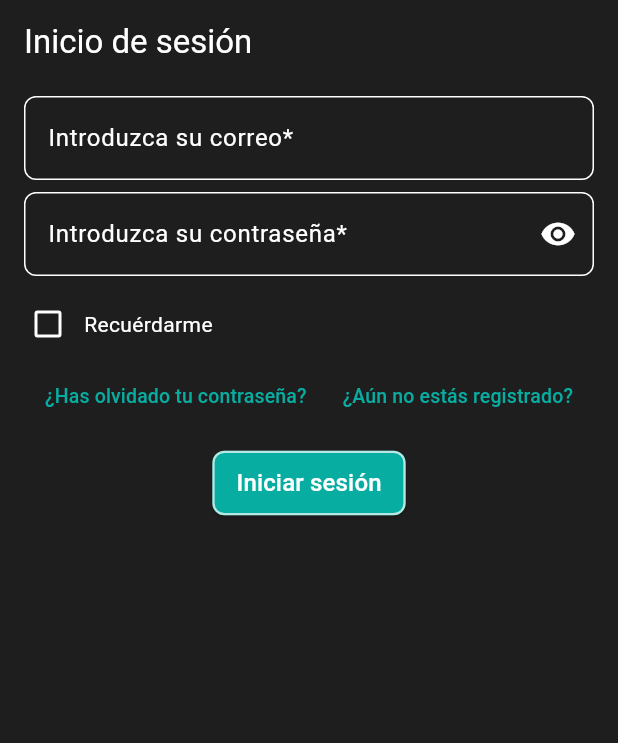
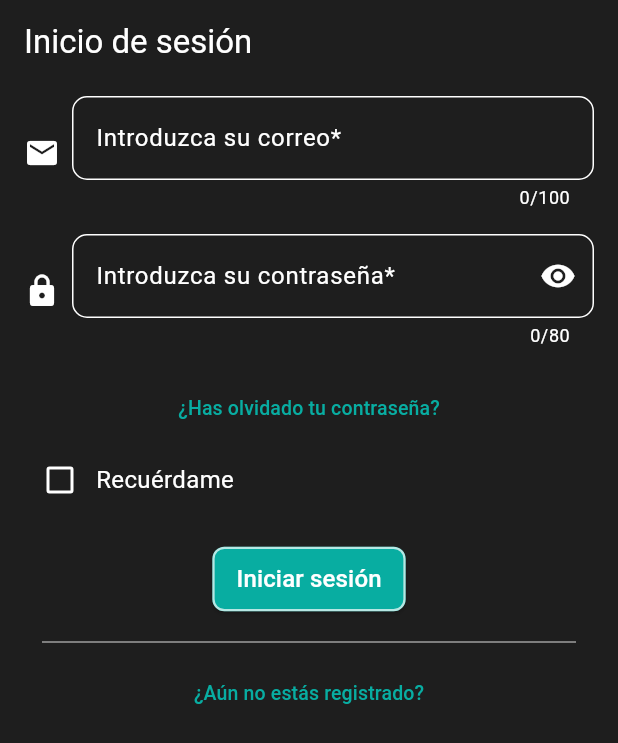
Before and after one commit to Serter998/CarSeek, a Flutter app: the screen it shows after launch, after a tap on "¿Has olvidado tu contraseña?", after a tap on "Volver al Inicio de Sesión", on a phone screen of 412 x 824 dp. Shown: the top 743 px of the screen. Run offline on Flutter 3.47's test engine with Material 3 defaults, Android fonts, the phone set to English and light mode, and no system bars; our stand-ins replace dartz, flutter_bloc, flutter_dotenv, flutter_secure_storage, get_it, supabase_flutter; accounts and stored records are empty.

Commit message:
Correccion errores en recordar y agrego de diseño y optimizacion

```diff
--- /dev/null
+++ b/devtools_options.yaml
@@ -0,0 +1,3 @@
+description: This file stores settings for Dart & Flutter DevTools.
+documentation: https://docs.flutter.dev/tools/devtools/extensions#configure-extension-enablement-states
+extensions:
--- /dev/null
+++ b/lib/core/themes/dividers_styles.dart
@@ -0,0 +1,11 @@
+import 'package:flutter/material.dart';
+
+class DividersStyles {
+  static final dividerGray = Divider(
+    color: Colors.grey, // color de la línea
+    height: 20, // espacio vertical alrededor del divisor
+    thickness: 1, // grosor de la línea
+    indent: 20, // margen izquierdo
+    endIndent: 20, // margen derecho
+  );
+}
--- a/lib/core/themes/text_styles.dart
+++ b/lib/core/themes/text_styles.dart
@@ -2,4 +2,5 @@ import 'package:flutter/material.dart';
 
 class TextStyles {
   static const TextStyle errorText = TextStyle(fontSize: 18);
+  static const TextStyle defaultText = TextStyle(fontSize: 16);
 }
--- a/lib/features/auth/presentation/screens/auth_screen.dart
+++ b/lib/features/auth/presentation/screens/auth_screen.dart
@@ -25,6 +25,7 @@ class AuthScreen extends StatelessWidget {
       authBloc.add(OnCheckUserLoginEvent());
     });
     return Scaffold(
+      resizeToAvoidBottomInset: true,
       appBar: AppBar(
         title: BlocBuilder<AuthBloc, AuthState>(
           builder: (context, state) {
--- a/lib/features/auth/presentation/screens/forgot_password_screen.dart
+++ b/lib/features/auth/presentation/screens/forgot_password_screen.dart
@@ -1,3 +1,5 @@
+import 'package:car_seek/core/themes/dividers_styles.dart';
+import 'package:car_seek/core/themes/text_styles.dart';
 import 'package:flutter/material.dart';
 import 'package:car_seek/features/auth/presentation/blocs/auth_bloc.dart';
 import 'package:car_seek/features/auth/presentation/widgets/action_button.dart';
@@ -26,23 +28,21 @@ class _ForgotPasswordScreenState extends State<ForgotPasswordScreen> {
           mainAxisAlignment: MainAxisAlignment.start,
           children: [
             Padding(
-              padding: const EdgeInsets.only(left: 8.0),
+              padding: const EdgeInsets.only(bottom: 16),
               child: Text(
                 "Introduce tu correo electrónico para restablecer tu contraseña",
-                style: TextStyle(
-                  fontSize: 19,
-                  color: Colors.white,
-                  fontWeight: FontWeight.normal,
-                ),
+                style: TextStyles.defaultText,
                 textAlign: TextAlign.left,
               ),
             ),
-            const SizedBox(height: 20),
             InputText(
               placeholder: "Correo electrónico*",
+              icon: Icon(Icons.mail),
               controller: emailController,
+              toolTip: null,
+              isPassword: false,
+              longitudMax: 100,
             ),
-            const SizedBox(height: 20),
             ActionButton(
               function: () {
                 final email = emailController.text.trim();
@@ -65,17 +65,12 @@ class _ForgotPasswordScreenState extends State<ForgotPasswordScreen> {
               },
               text: "Enviar enlace de restablecimiento",
             ),
-            const SizedBox(height: 20),
-            Row(
-              mainAxisAlignment: MainAxisAlignment.center,
-              children: [
-                RedirectTextButton(
-                  function: () {
-                    context.read<AuthBloc>().add(OnNavigateToLoginEvent());
-                  },
-                  text: "Volver al Inicio de Sesión",
-                ),
-              ],
+            DividersStyles.dividerGray,
+            RedirectTextButton(
+              function: () {
+                context.read<AuthBloc>().add(OnLoadCredentialsEvent());
+              },
+              text: "Volver al Inicio de Sesión",
             ),
           ],
         ),
--- a/lib/features/auth/presentation/screens/login_screen.dart
+++ b/lib/features/auth/presentation/screens/login_screen.dart
@@ -1,4 +1,4 @@
-import 'package:car_seek/features/auth/domain/use_cases/load_credentials_usecase.dart';
+import 'package:car_seek/core/themes/dividers_styles.dart';
 import 'package:flutter/material.dart';
 import 'package:flutter_bloc/flutter_bloc.dart';
 import 'package:car_seek/features/auth/presentation/blocs/auth_bloc.dart';
@@ -6,7 +6,6 @@ import 'package:car_seek/features/auth/presentation/widgets/action_button.dart';
 import 'package:car_seek/features/auth/presentation/widgets/custom_snack_bar.dart';
 import 'package:car_seek/features/auth/presentation/widgets/redirect_text_button.dart';
 import 'package:car_seek/features/auth/presentation/widgets/text_fields.dart';
-import 'package:car_seek/features/auth/presentation/widgets/password_input_text.dart';
 import 'package:car_seek/features/auth/presentation/widgets/remember_checkbox.dart';
 
 
@@ -58,16 +57,31 @@ class _LoginScreenState extends State<LoginScreen> {
   Widget build(BuildContext context) {
     return Padding(
       padding: const EdgeInsets.all(8.0),
+      child: SingleChildScrollView(
         child: Column(
           crossAxisAlignment: CrossAxisAlignment.center,
           children: [
             InputText(
               placeholder: "Introduzca su correo*",
+              icon: Icon(Icons.mail),
               controller: emailController,
+              toolTip: null,
+              isPassword: false,
+              longitudMax: 100,
             ),
-          PasswordInputText(
+            InputText(
               placeholder: "Introduzca su contraseña*",
+              icon: Icon(Icons.lock),
               controller: passwordController,
+              toolTip: null,
+              isPassword: true,
+              longitudMax: 80,
+            ),
+            RedirectTextButton(
+              function: () {
+                context.read<AuthBloc>().add(OnNavigateToForgotPasswordEvent());
+              },
+              text: "¿Has olvidado tu contraseña?",
             ),
             RememberMeCheckbox(
               value: rememberMe,
@@ -77,15 +91,12 @@ class _LoginScreenState extends State<LoginScreen> {
                 });
               },
             ),
-          Row(
-            mainAxisAlignment: MainAxisAlignment.center,
-            children: [
-              RedirectTextButton(
-                function: () {
-                  context.read<AuthBloc>().add(OnNavigateToForgotPasswordEvent());
-                },
-                text: "¿Has olvidado tu contraseña?",
+            const SizedBox(height: 10),
+            ActionButton(
+              function: () => _handleLogin(context),
+              text: "Iniciar sesión",
             ),
+            DividersStyles.dividerGray,
             RedirectTextButton(
               function: () {
                 context.read<AuthBloc>().add(OnNavigateToRegisterEvent());
@@ -94,12 +105,6 @@ class _LoginScreenState extends State<LoginScreen> {
             ),
           ],
         ),
-          const SizedBox(height: 10),
-          ActionButton(
-            function: () => _handleLogin(context),
-            text: "Iniciar sesión",
-          ),
-        ],
       ),
     );
   }
--- a/lib/features/auth/presentation/widgets/action_button.dart
+++ b/lib/features/auth/presentation/widgets/action_button.dart
@@ -13,7 +13,9 @@ class ActionButton extends StatefulWidget {
 class _ActionButtonState extends State<ActionButton> {
   @override
   Widget build(BuildContext context) {
-    return ElevatedButton(
+    return Padding(
+      padding: const EdgeInsets.only(bottom: 8.0),
+      child: ElevatedButton(
         onPressed: widget.function ?? () {},
         style: ElevatedButton.styleFrom(
           backgroundColor: Theme.of(context).colorScheme.primary,
@@ -28,6 +30,7 @@ class _ActionButtonState extends State<ActionButton> {
           ),
         ),
         child: Text(widget.text, style: const TextStyle(fontSize: 16)),
+      ),
     );
   }
 }
--- a/lib/features/auth/presentation/widgets/password_input_text.dart
+++ /dev/null
@@ -1,44 +0,0 @@
-import 'package:flutter/material.dart';
-
-class PasswordInputText extends StatefulWidget {
-  final String placeholder;
-  final TextEditingController? controller;
-
-  const PasswordInputText({
-    super.key,
-    required this.placeholder,
-    required this.controller,
-  });
-
-  @override
-  State<PasswordInputText> createState() => _PasswordInputTextState();
-}
-
-class _PasswordInputTextState extends State<PasswordInputText> {
-  bool _isPasswordVisible = false;
-
-  @override
-  Widget build(BuildContext context) {
-    return Padding(
-      padding: const EdgeInsets.only(bottom: 8, right: 8, left: 8),
-      child: TextField(
-        controller: widget.controller,
-        obscureText: !_isPasswordVisible,
-        decoration: InputDecoration(
-          hintText: widget.placeholder,
-          border: OutlineInputBorder(borderRadius: BorderRadius.circular(8)),
-          suffixIcon: IconButton(
-            icon: Icon(
-              _isPasswordVisible ? Icons.visibility_off : Icons.visibility,
-            ),
-            onPressed: () {
-              setState(() {
-                _isPasswordVisible = !_isPasswordVisible;
-              });
-            },
-          ),
-        ),
-      ),
-    );
-  }
-}
--- a/lib/features/auth/presentation/widgets/remember_checkbox.dart
+++ b/lib/features/auth/presentation/widgets/remember_checkbox.dart
@@ -1,3 +1,4 @@
+import 'package:car_seek/core/themes/text_styles.dart';
 import 'package:flutter/material.dart';
 
 class RememberMeCheckbox extends StatelessWidget {
@@ -9,19 +10,22 @@ class RememberMeCheckbox extends StatelessWidget {
     super.key,
     required this.value,
     required this.onChanged,
-    this.label = "Recuérdarme",
+    this.label = "Recuérdame",
   });
 
   @override
   Widget build(BuildContext context) {
-    return Row(
+    return Padding(
+      padding: const EdgeInsets.only(bottom: 8, right: 8, left: 8),
+      child: Row(
         children: [
           Checkbox(
             value: value,
             onChanged: onChanged,
           ),
-        Text(label),
+          Text(label, style: TextStyles.defaultText,),
         ],
+      ),
     );
   }
 }
--- a/lib/features/auth/presentation/widgets/text_fields.dart
+++ b/lib/features/auth/presentation/widgets/text_fields.dart
@@ -2,28 +2,174 @@ import 'package:flutter/material.dart';
 
 class InputText extends StatefulWidget {
   final String placeholder;
+  final Icon icon;
   final TextEditingController? controller;
+  final String? toolTip;
+  final bool isPassword;
+  final int? longitudMax;
 
   const InputText({
     super.key,
     required this.placeholder,
     required this.controller,
+    required this.icon,
+    required this.toolTip,
+    required this.isPassword,
+    required this.longitudMax,
   });
 
   @override
   State<InputText> createState() => _InputTextState();
 }
 
-class _InputTextState extends State<InputText> {
+class _InputTextState extends State<InputText>
+    with SingleTickerProviderStateMixin {
+  late FocusNode _focusNode;
+  OverlayEntry? _tooltipOverlay;
+  late AnimationController _animationController;
+  late Animation<double> _fadeAnimation;
+  bool _isPasswordVisible = false;
+
+  @override
+  void initState() {
+    super.initState();
+    _focusNode = FocusNode();
+
+    _focusNode.addListener(() {
+      if (_focusNode.hasFocus) {
+        _showTooltip(context);
+      } else {
+        _hideTooltip();
+      }
+    });
+
+    _animationController = AnimationController(
+      vsync: this,
+      duration: const Duration(milliseconds: 250),
+    );
+
+    _fadeAnimation = CurvedAnimation(
+      parent: _animationController,
+      curve: Curves.easeInOut,
+    );
+  }
+
+  @override
+  void dispose() {
+    _focusNode.dispose();
+    _animationController.dispose();
+    _tooltipOverlay?.remove();
+    super.dispose();
+  }
+
+  void _showTooltip(BuildContext context) {
+    final overlay = Overlay.of(context);
+    final renderBox = context.findRenderObject() as RenderBox?;
+    final offset = renderBox?.localToGlobal(Offset.zero) ?? Offset.zero;
+
+    _tooltipOverlay = OverlayEntry(
+      builder: (context) =>
+          GestureDetector(
+            behavior: HitTestBehavior.translucent,
+            onTap: () {
+              _focusNode.unfocus(); // Cierra el tooltip al hacer tap fuera
+            },
+            child: Stack(
+              children: [
+                Positioned(
+                  left: offset.dx + 40,
+                  top: offset.dy - 50,
+                  child: FadeTransition(
+                    opacity: _fadeAnimation,
+                    child: Material(
+                      color: Colors.transparent,
+                      child: Container(
+                        padding: const EdgeInsets.symmetric(
+                            horizontal: 14, vertical: 10),
+                        decoration: BoxDecoration(
+                          color: Color.fromARGB(245, 7, 179, 167),
+                          borderRadius: BorderRadius.circular(12),
+                          boxShadow: [
+                            BoxShadow(
+                              color: Colors.black26,
+                              blurRadius: 12,
+                              offset: const Offset(0, 6),
+                            ),
+                          ],
+                        ),
+                        child: Text(
+                          widget.toolTip ?? "",
+                          style: TextStyle(
+                            color: Colors.white,
+                            fontSize: 14,
+                            fontWeight: FontWeight.w600,
+                            letterSpacing: 0.3,
+                          ),
+                        ),
+                      ),
+                    ),
+                  ),
+                ),
+              ],
+            ),
+          ),
+    );
+
+    overlay.insert(_tooltipOverlay!);
+    _animationController.forward();
+  }
+
+  void _hideTooltip() async {
+    await _animationController.reverse();
+    _tooltipOverlay?.remove();
+    _tooltipOverlay = null;
+  }
+
   @override
   Widget build(BuildContext context) {
-    return Padding(
-      padding: const EdgeInsets.only(bottom: 8, right: 8, left: 8),
-      child: TextField(
-        controller: widget.controller,
-        decoration: InputDecoration(
-          hintText: widget.placeholder,
-          border: OutlineInputBorder(borderRadius: BorderRadius.circular(8)),
+    if (!widget.isPassword) {
+      _isPasswordVisible = true;
+    }
+
+    return GestureDetector(
+      behavior: HitTestBehavior.opaque,
+      onTap: () {
+        _focusNode.unfocus();
+      },
+      child: Padding(
+        padding: const EdgeInsets.only(bottom: 16, right: 8, left: 8),
+        child: Row(
+          children: [
+            Padding(
+              padding: const EdgeInsets.only(right: 8),
+              child: widget.icon,
+            ),
+            Expanded(
+              child: TextField(
+                controller: widget.controller,
+                focusNode: widget.toolTip != null ? _focusNode : null,
+                obscureText: !_isPasswordVisible,
+                maxLength: widget.longitudMax,
+                decoration: InputDecoration(
+                  hintText: widget.placeholder,
+                  border: OutlineInputBorder(
+                    borderRadius: BorderRadius.circular(10),
+                  ),
+                  suffixIcon: widget.isPassword ? IconButton(
+                    icon: Icon(
+                      _isPasswordVisible ? Icons.visibility_off : Icons
+                          .visibility,
+                    ),
+                    onPressed: () {
+                      setState(() {
+                        _isPasswordVisible = !_isPasswordVisible;
+                      });
+                    },
+                  ) : null,
+                ),
+              ),
+            ),
+          ],
         ),
       ),
     );
```
Also changed, not shown: lib/features/auth/presentation/screens/register_screen.dart (+29 -13 lines). Lines whose indentation alone changed are shown as unchanged.
